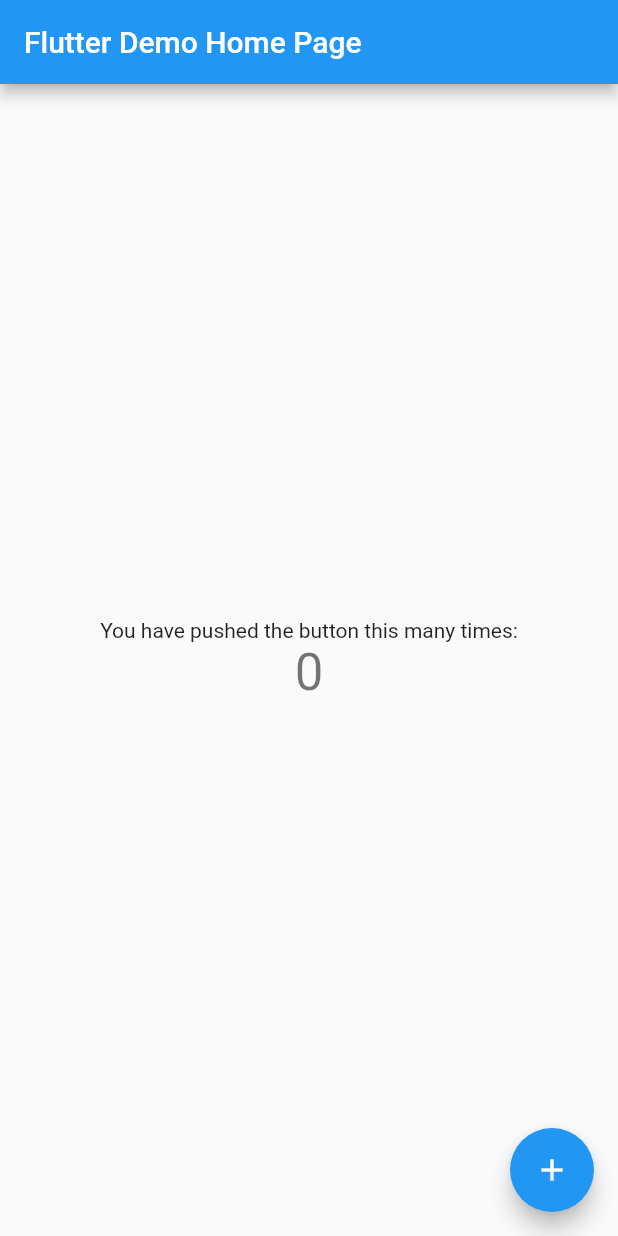
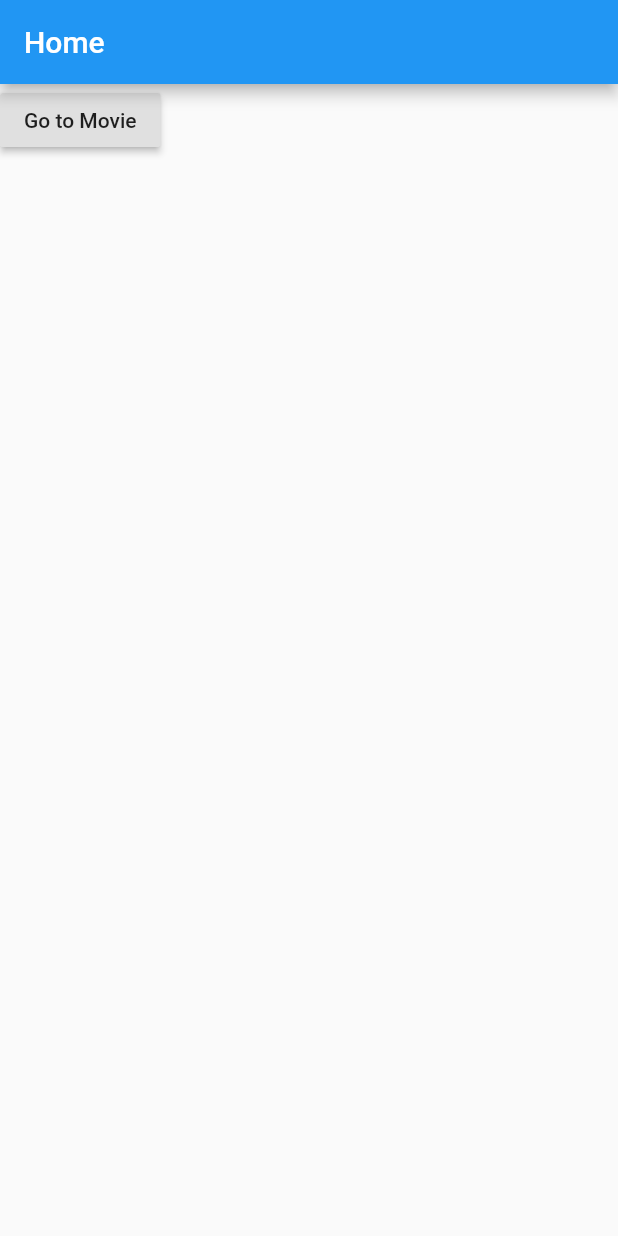
Before and after one commit to YevYar/flutter_challenge, a Flutter app: the screen it shows after launch, on a phone screen of 412 x 824 dp. Run offline on Flutter 3.47's test engine with Material 2 defaults, Android fonts, the phone set to English and light mode, and no system bars; our stand-ins replace auto_route.

```diff
--- a/lib/main.dart
+++ b/lib/main.dart
@@ -1,4 +1,6 @@
+import 'package:auto_route/auto_route.dart';
 import 'package:flutter/material.dart';
+import 'package:flutter_challenge/routes/router.gr.dart';
 
 void main() {
   runApp(MyApp());
@@ -9,109 +11,15 @@ class MyApp extends StatelessWidget {
   @override
   Widget build(BuildContext context) {
     return MaterialApp(
-      title: 'Flutter Demo',
+      title: 'Flutter Challenge',
       theme: ThemeData(
-        // This is the theme of your application.
-        //
-        // Try running your application with "flutter run". You'll see the
-        // application has a blue toolbar. Then, without quitting the app, try
-        // changing the primarySwatch below to Colors.green and then invoke
-        // "hot reload" (press "r" in the console where you ran "flutter run",
-        // or simply save your changes to "hot reload" in a Flutter IDE).
-        // Notice that the counter didn't reset back to zero; the application
-        // is not restarted.
         primarySwatch: Colors.blue,
-        // This makes the visual density adapt to the platform that you run
-        // the app on. For desktop platforms, the controls will be smaller and
-        // closer together (more dense) than on mobile platforms.
         visualDensity: VisualDensity.adaptivePlatformDensity,
       ),
-      home: MyHomePage(title: 'Flutter Demo Home Page'),
+      builder: ExtendedNavigator.builder<Router>(
+        router: Router(),
+        initialRoute: Routes.searchScreen,
+      ),
     );
   }
 }
-
-class MyHomePage extends StatefulWidget {
-  MyHomePage({Key key, this.title}) : super(key: key);
-
-  // This widget is the home page of your application. It is stateful, meaning
-  // that it has a State object (defined below) that contains fields that affect
-  // how it looks.
-
-  // This class is the configuration for the state. It holds the values (in this
-  // case the title) provided by the parent (in this case the App widget) and
-  // used by the build method of the State. Fields in a Widget subclass are
-  // always marked "final".
-
-  final String title;
-
-  @override
-  _MyHomePageState createState() => _MyHomePageState();
-}
-
-class _MyHomePageState extends State<MyHomePage> {
-  int _counter = 0;
-
-  void _incrementCounter() {
-    setState(() {
-      // This call to setState tells the Flutter framework that something has
-      // changed in this State, which causes it to rerun the build method below
-      // so that the display can reflect the updated values. If we changed
-      // _counter without calling setState(), then the build method would not be
-      // called again, and so nothing would appear to happen.
-      _counter++;
-    });
-  }
-
-  @override
-  Widget build(BuildContext context) {
-    // This method is rerun every time setState is called, for instance as done
-    // by the _incrementCounter method above.
-    //
-    // The Flutter framework has been optimized to make rerunning build methods
-    // fast, so that you can just rebuild anything that needs updating rather
-    // than having to individually change instances of widgets.
-    return Scaffold(
-      appBar: AppBar(
-        // Here we take the value from the MyHomePage object that was created by
-        // the App.build method, and use it to set our appbar title.
-        title: Text(widget.title),
-      ),
-      body: Center(
-        // Center is a layout widget. It takes a single child and positions it
-        // in the middle of the parent.
-        child: Column(
-          // Column is also a layout widget. It takes a list of children and
-          // arranges them vertically. By default, it sizes itself to fit its
-          // children horizontally, and tries to be as tall as its parent.
-          //
-          // Invoke "debug painting" (press "p" in the console, choose the
-          // "Toggle Debug Paint" action from the Flutter Inspector in Android
-          // Studio, or the "Toggle Debug Paint" command in Visual Studio Code)
-          // to see the wireframe for each widget.
-          //
-          // Column has various properties to control how it sizes itself and
-          // how it positions its children. Here we use mainAxisAlignment to
-          // center the children vertically; the main axis here is the vertical
-          // axis because Columns are vertical (the cross axis would be
-          // horizontal).
-          mainAxisAlignment: MainAxisAlignment.center,
-          children: <Widget>[
-            Text(
-              'You have pushed the button this many times:',
-            ),
-            Text(
-              '$_counter',
-              style: Theme.of(context).textTheme.headline4,
-            ),
-          ],
-        ),
-      ),
-      floatingActionButton: FloatingActionButton(
-        onPressed: _incrementCounter,
-        tooltip: 'Increment',
-        child: Icon(Icons.add),
-      ), // This trailing comma makes auto-formatting nicer for build methods.
-    );
-  }
-}
--- /dev/null
+++ b/lib/screens/search_screen.dart
@@ -0,0 +1,18 @@
+import 'package:auto_route/auto_route.dart';
+import 'package:flutter/material.dart';
+import 'package:flutter_challenge/routes/router.gr.dart';
+
+class SearchScreen extends StatelessWidget {
+  @override
+  Widget build(BuildContext context) {
+    return Scaffold(
+      appBar: AppBar(
+        title: const Text("Home"),
+      ),
+      body: RaisedButton(
+        child: const Text("Go to Movie"),
+        onPressed: () => ExtendedNavigator.root.pushMovieScreen(),
+      )
+    );
+  }
+}
```
Also changed, not shown: lib/routes/router.dart (added, +12 -0 lines), lib/screens/movie_screen.dart (added, +17 -0 lines), pubspec.yaml (+3 -6 lines), lib/routes/router.gr.dart (added), pubspec.lock.
